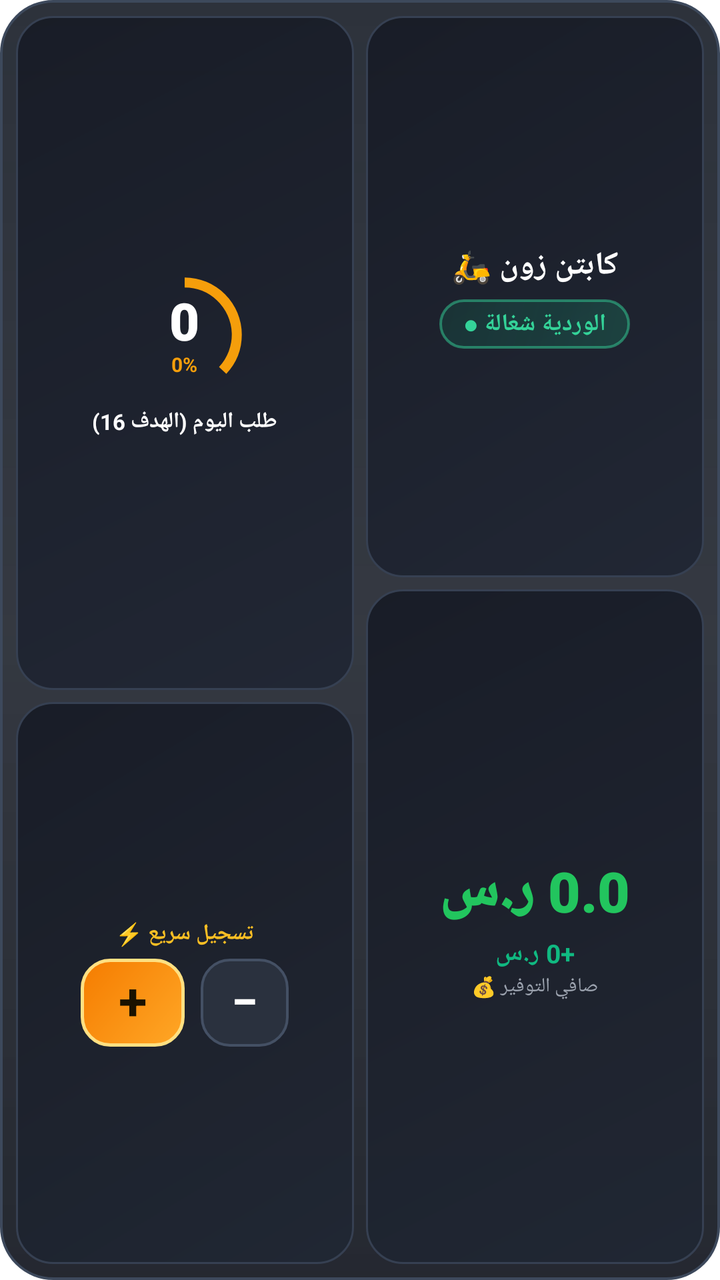
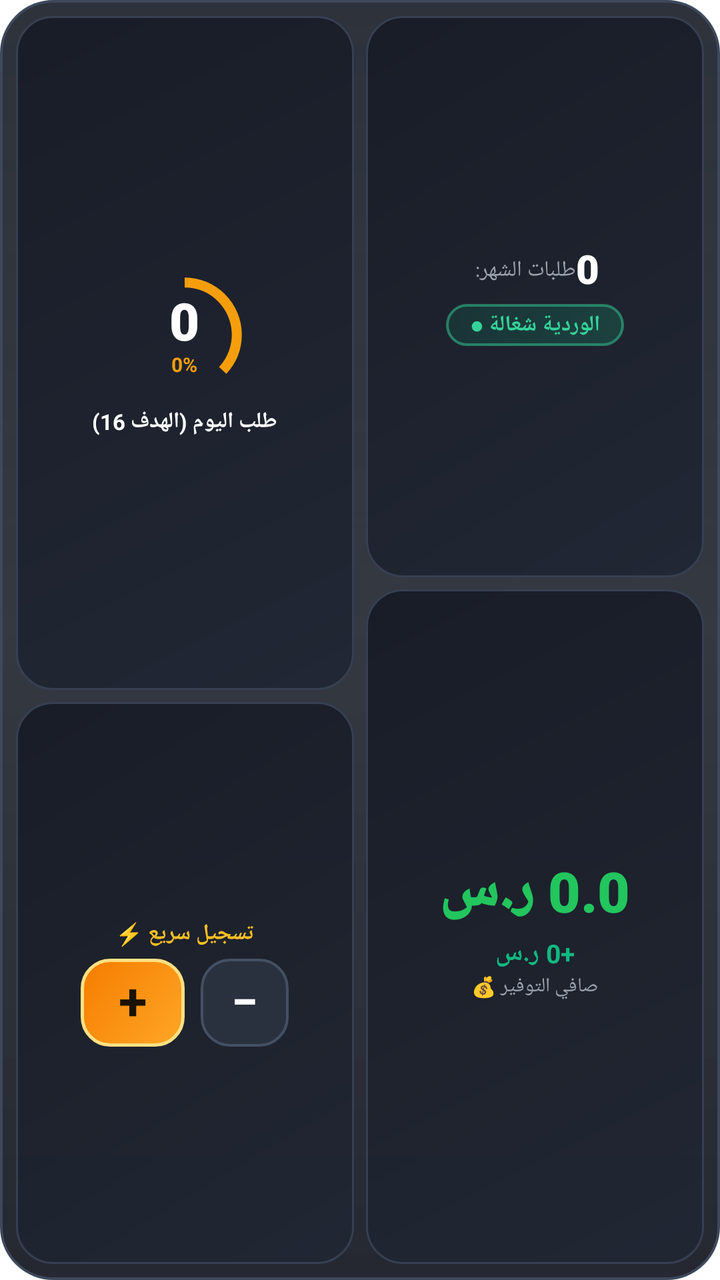

Before-and-after screenshots of an Android layout around one commit, followed by the original layout XML and the change that was made.
<!-- AndroidManifest.xml: fallback theme Theme.MaterialComponents.DayNight.NoActionBar -->
<!-- res/layout/order_widget.xml -->
<?xml version="1.0" encoding="utf-8"?>
<LinearLayout xmlns:android="http://schemas.android.com/apk/res/android"
    android:id="@+id/bento_widget_root"
    android:layout_width="match_parent"
    android:layout_height="match_parent"
    android:background="@drawable/bg_bento_container"
    android:orientation="horizontal"
    android:layoutDirection="ltr"
    android:padding="8dp">

    
    <LinearLayout
        android:id="@+id/bento_col_left"
        android:layout_width="0dp"
        android:layout_height="match_parent"
        android:layout_marginRight="6dp"
        android:layout_marginEnd="6dp"
        android:layout_weight="1"
        android:orientation="vertical">

        
        <LinearLayout
            android:id="@+id/bento_tile_ring"
            android:layout_width="match_parent"
            android:layout_height="0dp"
            android:layout_weight="1.2"
            android:background="@drawable/bg_bento_tile"
            android:gravity="center"
            android:orientation="vertical"
            android:padding="6dp">

            <FrameLayout
                android:layout_width="66dp"
                android:layout_height="66dp">

                <ProgressBar
                    android:id="@+id/pb_bento_ring"
                    style="?android:attr/progressBarStyleHorizontal"
                    android:layout_width="match_parent"
                    android:layout_height="match_parent"
                    android:indeterminate="false"
                    android:max="100"
                    android:progress="37"
                    android:progressDrawable="@drawable/ring_progress_amber" />

                <LinearLayout
                    android:layout_width="match_parent"
                    android:layout_height="match_parent"
                    android:gravity="center"
                    android:orientation="vertical">

                    <TextView
                        android:id="@+id/tv_bento_orders_count"
                        android:layout_width="wrap_content"
                        android:layout_height="wrap_content"
                        android:fontFamily="sans-serif-black"
                        android:includeFontPadding="false"
                        android:text="0"
                        android:textColor="@color/bento_text_primary"
                        android:textSize="26sp"
                        android:textStyle="bold" />

                    <TextView
                        android:id="@+id/tv_bento_progress_percent"
                        android:layout_width="wrap_content"
                        android:layout_height="wrap_content"
                        android:includeFontPadding="false"
                        android:text="0%"
                        android:textColor="@color/bento_amber"
                        android:textSize="10sp"
                        android:textStyle="bold" />
                </LinearLayout>
            </FrameLayout>

            <TextView
                android:id="@+id/tv_bento_target_goal"
                android:layout_width="wrap_content"
                android:layout_height="wrap_content"
                android:layout_marginTop="3dp"
                android:includeFontPadding="false"
                android:text="طلب اليوم (الهدف 16)"
                android:textColor="@color/bento_text_primary"
                android:textSize="11sp"
                android:textStyle="bold" />
        </LinearLayout>

        
        <LinearLayout
            android:id="@+id/bento_tile_actions"
            android:layout_width="match_parent"
            android:layout_height="0dp"
            android:layout_marginTop="6dp"
            android:layout_weight="1.0"
            android:background="@drawable/bg_bento_tile"
            android:gravity="center"
            android:orientation="vertical"
            android:padding="6dp">

            <TextView
                android:layout_width="wrap_content"
                android:layout_height="wrap_content"
                android:text="تسجيل سريع ⚡"
                android:textColor="@color/bento_amber_light"
                android:textSize="11sp"
                android:textStyle="bold" />

            <LinearLayout
                android:layout_width="wrap_content"
                android:layout_height="wrap_content"
                android:layout_marginTop="5dp"
                android:gravity="center_vertical"
                android:orientation="horizontal">

                <TextView
                    android:id="@+id/btn_bento_increment"
                    android:layout_width="52dp"
                    android:layout_height="44dp"
                    android:background="@drawable/btn_bento_plus"
                    android:gravity="center"
                    android:includeFontPadding="false"
                    android:text="+"
                    android:textColor="#1A1200"
                    android:textSize="26sp"
                    android:textStyle="bold" />

                <TextView
                    android:id="@+id/btn_bento_decrement"
                    android:layout_width="44dp"
                    android:layout_height="44dp"
                    android:layout_marginLeft="8dp"
                    android:layout_marginStart="8dp"
                    android:background="@drawable/btn_bento_minus"
                    android:gravity="center"
                    android:includeFontPadding="false"
                    android:text="−"
                    android:textColor="@color/bento_text_primary"
                    android:textSize="24sp"
                    android:textStyle="bold" />
            </LinearLayout>
        </LinearLayout>
    </LinearLayout>

    
    <LinearLayout
        android:id="@+id/bento_col_right"
        android:layout_width="0dp"
        android:layout_height="match_parent"
        android:layout_weight="1"
        android:orientation="vertical">

        
        <LinearLayout
            android:id="@+id/bento_tile_header"
            android:layout_width="match_parent"
            android:layout_height="0dp"
            android:layout_weight="1.0"
            android:background="@drawable/bg_bento_tile"
            android:gravity="center"
            android:orientation="vertical"
            android:padding="6dp">

            <TextView
                android:layout_width="wrap_content"
                android:layout_height="wrap_content"
                android:fontFamily="sans-serif-bold"
                android:text="كابتن زون 🛵"
                android:textColor="@color/bento_text_primary"
                android:textSize="16sp"
                android:textStyle="bold" />

            <TextView
                android:id="@+id/tv_bento_shift_status"
                android:layout_width="wrap_content"
                android:layout_height="wrap_content"
                android:layout_marginTop="6dp"
                android:background="@drawable/bg_bento_shift_pill"
                android:paddingLeft="12dp"
                android:paddingRight="12dp"
                android:paddingTop="4dp"
                android:paddingBottom="4dp"
                android:text="الوردية شغالة ●"
                android:textColor="@color/bento_pill_text"
                android:textSize="12sp"
                android:textStyle="bold" />
        </LinearLayout>

        
        <LinearLayout
            android:id="@+id/bento_tile_earnings"
            android:layout_width="match_parent"
            android:layout_height="0dp"
            android:layout_marginTop="6dp"
            android:layout_weight="1.2"
            android:background="@drawable/bg_bento_tile"
            android:gravity="center"
            android:orientation="vertical"
            android:padding="6dp">

            <TextView
                android:id="@+id/tv_bento_today_income"
                android:layout_width="wrap_content"
                android:layout_height="wrap_content"
                android:fontFamily="sans-serif-black"
                android:includeFontPadding="false"
                android:text="0.0 ر.س"
                android:textColor="@color/bento_green_earnings"
                android:textSize="28sp"
                android:textStyle="bold" />

            <TextView
                android:id="@+id/tv_bento_total_savings"
                android:layout_width="wrap_content"
                android:layout_height="wrap_content"
                android:layout_marginTop="3dp"
                android:text="+0 ر.س"
                android:textColor="@color/bento_green_savings"
                android:textSize="13sp"
                android:textStyle="bold" />

            <TextView
                android:layout_width="wrap_content"
                android:layout_height="wrap_content"
                android:layout_marginTop="1dp"
                android:text="صافي التوفير 💰"
                android:textColor="@color/bento_text_secondary"
                android:textSize="10sp" />
        </LinearLayout>
    </LinearLayout>
</LinearLayout>
<!-- resources referenced by this layout -->
<resources>
  <color name="bento_amber">#F59E0B</color>
  <color name="bento_amber_light">#FBBF24</color>
  <color name="bento_green_earnings">#22C55E</color>
  <color name="bento_green_savings">#10B981</color>
  <color name="bento_pill_text">#34D399</color>
  <color name="bento_text_primary">#FFFFFF</color>
  <color name="bento_text_secondary">#9CA3AF</color>
  <!-- drawable bg_bento_container (drawable) -->
  <?xml version="1.0" encoding="utf-8"?>
  <shape xmlns:android="http://schemas.android.com/apk/res/android"
      android:shape="rectangle">
      <corners android:radius="26dp" />
      <gradient
          android:startColor="#E6161C26"
          android:centerColor="#D9111620"
          android:endColor="#E60D111A"
          android:angle="270" />
      <stroke
          android:width="1.2dp"
          android:color="#3D495C" />
  </shape>
  <!-- drawable bg_bento_shift_pill (drawable) -->
  <?xml version="1.0" encoding="utf-8"?>
  <shape xmlns:android="http://schemas.android.com/apk/res/android"
      android:shape="rectangle">
      <corners android:radius="14dp" />
      <gradient
          android:startColor="#3310B981"
          android:endColor="#26059669"
          android:angle="135" />
      <stroke
          android:width="1.2dp"
          android:color="#8034D399" />
  </shape>
  <!-- drawable bg_bento_tile (drawable) -->
  <?xml version="1.0" encoding="utf-8"?>
  <shape xmlns:android="http://schemas.android.com/apk/res/android"
      android:shape="rectangle">
      <corners android:radius="18dp" />
      <gradient
          android:startColor="#F2202633"
          android:endColor="#F2171B25"
          android:angle="135" />
      <stroke
          android:width="1dp"
          android:color="#364052" />
  </shape>
  <!-- drawable btn_bento_minus (drawable) -->
  <?xml version="1.0" encoding="utf-8"?>
  <shape xmlns:android="http://schemas.android.com/apk/res/android"
      android:shape="rectangle">
      <corners android:radius="14dp" />
      <solid android:color="#2A313E" />
      <stroke
          android:width="1.2dp"
          android:color="#445064" />
  </shape>
  <!-- drawable btn_bento_plus (drawable) -->
  <?xml version="1.0" encoding="utf-8"?>
  <shape xmlns:android="http://schemas.android.com/apk/res/android"
      android:shape="rectangle">
      <corners android:radius="14dp" />
      <gradient
          android:startColor="#FFA726"
          android:endColor="#F57C00"
          android:angle="135" />
      <stroke
          android:width="1.5dp"
          android:color="#FFE082" />
  </shape>
  <!-- drawable ring_progress_amber (drawable) -->
  <?xml version="1.0" encoding="utf-8"?>
  <rotate xmlns:android="http://schemas.android.com/apk/res/android"
      android:fromDegrees="270"
      android:toDegrees="270">
      <shape
          android:innerRadiusRatio="2.8"
          android:shape="ring"
          android:thickness="5dp"
          android:useLevel="true">
          <gradient
              android:centerColor="@color/bento_amber"
              android:endColor="@color/bento_amber_light"
              android:startColor="@color/bento_amber"
              android:type="sweep" />
      </shape>
  </rotate>
</resources>

<!-- the commit's change to res/layout/order_widget.xml (unified diff, before → after) -->
@@ -159,28 +159,45 @@
             android:orientation="vertical"
             android:padding="6dp">
 
-            <TextView
-                android:layout_width="wrap_content"
-                android:layout_height="wrap_content"
-                android:fontFamily="sans-serif-bold"
-                android:text="كابتن زون 🛵"
-                android:textColor="@color/bento_text_primary"
-                android:textSize="16sp"
-                android:textStyle="bold" />
+            
+            <LinearLayout
+                android:layout_width="wrap_content"
+                android:layout_height="wrap_content"
+                android:orientation="horizontal"
+                android:gravity="center_vertical">
+
+                <TextView
+                    android:layout_width="wrap_content"
+                    android:layout_height="wrap_content"
+                    android:text="طلبات الشهر: "
+                    android:textColor="@color/bento_text_secondary"
+                    android:textSize="11sp" />
+
+                <TextView
+                    android:id="@+id/tv_bento_month_orders"
+                    android:layout_width="wrap_content"
+                    android:layout_height="wrap_content"
+                    android:fontFamily="sans-serif-black"
+                    android:includeFontPadding="false"
+                    android:text="0"
+                    android:textColor="@color/bento_text_primary"
+                    android:textSize="20sp"
+                    android:textStyle="bold" />
+            </LinearLayout>
 
             <TextView
                 android:id="@+id/tv_bento_shift_status"
                 android:layout_width="wrap_content"
                 android:layout_height="wrap_content"
-                android:layout_marginTop="6dp"
+                android:layout_marginTop="5dp"
                 android:background="@drawable/bg_bento_shift_pill"
                 android:paddingLeft="12dp"
                 android:paddingRight="12dp"
-                android:paddingTop="4dp"
-                android:paddingBottom="4dp"
+                android:paddingTop="3dp"
+                android:paddingBottom="3dp"
                 android:text="الوردية شغالة ●"
                 android:textColor="@color/bento_pill_text"
-                android:textSize="12sp"
+                android:textSize="11sp"
                 android:textStyle="bold" />
         </LinearLayout>
 
